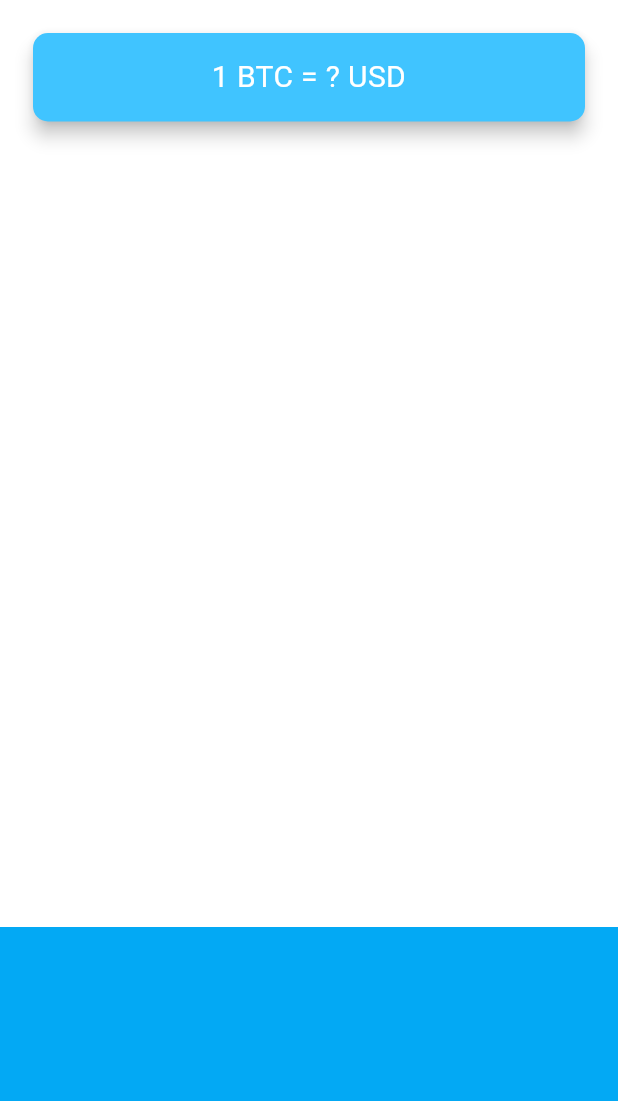
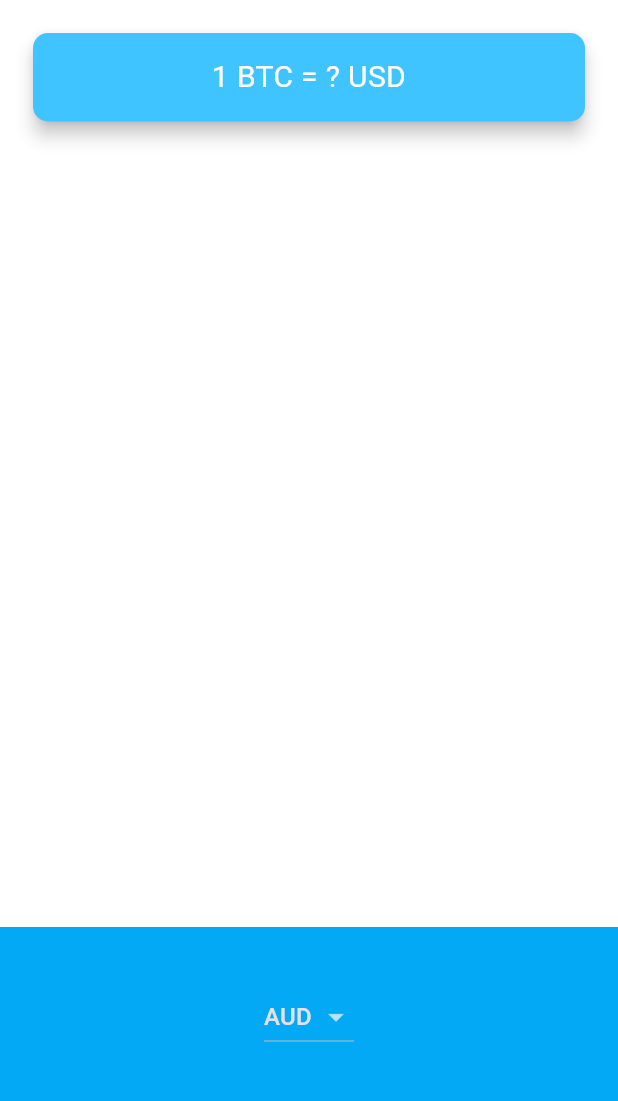
Before and after one commit to alexanderhertsyk/flutter_coin_ticker, a Flutter app: the screen it shows after launch, on a phone screen of 412 x 824 dp, the part 84-1185 px from its top. Run offline on Flutter 3.47's test engine with Material 3 defaults, Android fonts, the phone set to English and light mode, and no system bars.

Commit message:
Added currency dropdown for Droid & picker for iOS.

```diff
--- a/lib/price_screen.dart
+++ b/lib/price_screen.dart
@@ -1,4 +1,7 @@
+import 'package:coin_ticker/coin_data.dart';
+import 'package:flutter/cupertino.dart';
 import 'package:flutter/material.dart';
+import 'dart:io';
 
 class PriceScreen extends StatefulWidget {
   const PriceScreen({super.key});
@@ -8,6 +11,27 @@ class PriceScreen extends StatefulWidget {
 }
 
 class _PriceScreenState extends State<PriceScreen> {
+  String? _currency = currenciesList.first;
+
+  DropdownButton<String> _getAndroidPicker() => DropdownButton<String>(
+        value: _currency,
+        onChanged: (selectedCurrency) =>
+            setState(() => _currency = selectedCurrency),
+        items: currenciesList
+            .map<DropdownMenuItem<String>>((currency) =>
+                DropdownMenuItem(value: currency, child: Text(currency)))
+            .toList(),
+      );
+
+  CupertinoPicker _getIOSPicker() => CupertinoPicker(
+        backgroundColor: Colors.lightBlueAccent,
+        itemExtent: 32,
+        onSelectedItemChanged: (i) =>
+            setState(() => _currency = currenciesList[i]),
+        children:
+            currenciesList.map<Text>((currency) => Text(currency)).toList(),
+      );
+
   @override
   Widget build(BuildContext context) {
     return Scaffold(
@@ -44,7 +68,7 @@ class _PriceScreenState extends State<PriceScreen> {
             alignment: Alignment.center,
             padding: const EdgeInsets.only(bottom: 30.0),
             color: Colors.lightBlue,
-            child: null,
+            child: Platform.isIOS ? _getIOSPicker() : _getAndroidPicker(),
           ),
         ],
       ),
```
